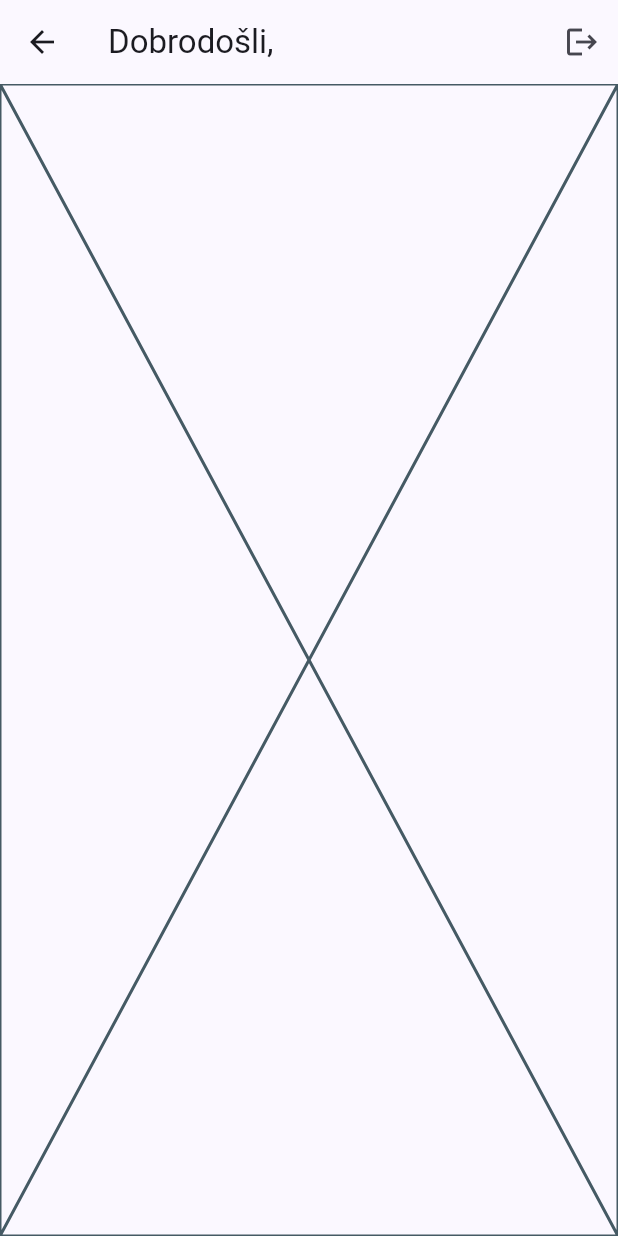
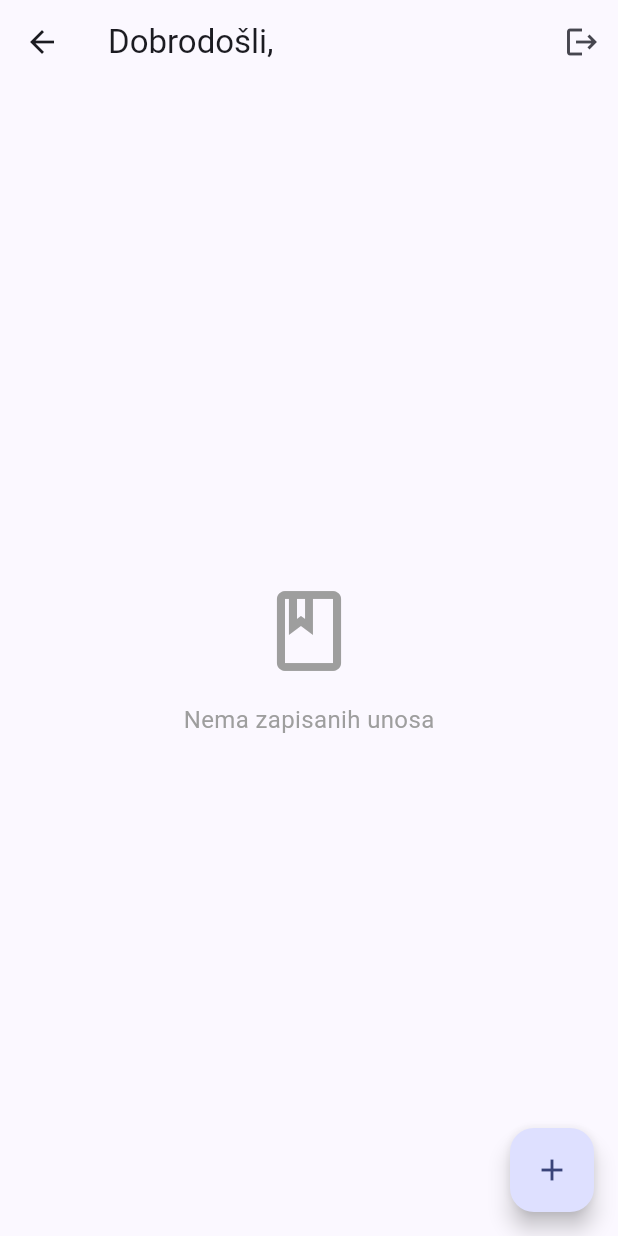
Before and after one commit to tojaku-classroom/flutter-platforma-3, a Flutter app: the HomeScreen screen opened by its route, on a phone screen of 412 x 824 dp. Run offline on Flutter 3.47's test engine with Material 3 defaults, Android fonts, the light colour scheme and no system bars; our stand-ins replace shared_preferences; accounts and stored records are empty.

Commit message:
Nastavak - home screen

```diff
--- a/lib/screens/home_screen.dart
+++ b/lib/screens/home_screen.dart
@@ -31,7 +31,51 @@ class HomeScreen extends StatelessWidget {
           ),
         ],
       ),
-      body: entries.isEmpty ? const Placeholder() : const Placeholder(),
+      body: entries.isEmpty
+          ? const Center(
+              child: Column(
+                mainAxisSize: MainAxisSize.min,
+                children: [
+                  Icon(Icons.book_outlined, size: 64, color: Colors.grey),
+                  SizedBox(height: 16),
+                  Text(
+                    'Nema zapisanih unosa',
+                    style: TextStyle(color: Colors.grey, fontSize: 16),
+                  ),
+                ],
+              ),
+            )
+          : ListView.separated(
+              padding: const EdgeInsets.all(16),
+              itemBuilder: (context, index) {
+                final entry = entries[index];
+                return Card(
+                  child: ListTile(
+                    title: Text(
+                      entry.title,
+                      style: const TextStyle(fontWeight: FontWeight.w600),
+                    ),
+                    subtitle: Text(_formatDate(entry.createdAt)),
+                    trailing: IconButton(
+                      onPressed: () =>
+                          context.read<JournalProvider>().deleteEntry(entry.id),
+                      icon: const Icon(Icons.delete_outline, color: Colors.red),
+                    ),
+                    onTap: () => Navigator.pushNamed(
+                      context,
+                      '/entry',
+                      arguments: entry,
+                    ),
+                  ),
+                );
+              },
+              separatorBuilder: (_, _) => const SizedBox(height: 8),
+              itemCount: entries.length,
+            ),
+      floatingActionButton: FloatingActionButton(
+        onPressed: () => Navigator.pushNamed(context, '/new-entry'),
+        child: const Icon(Icons.add),
+      ),
     );
   }
 }
```
